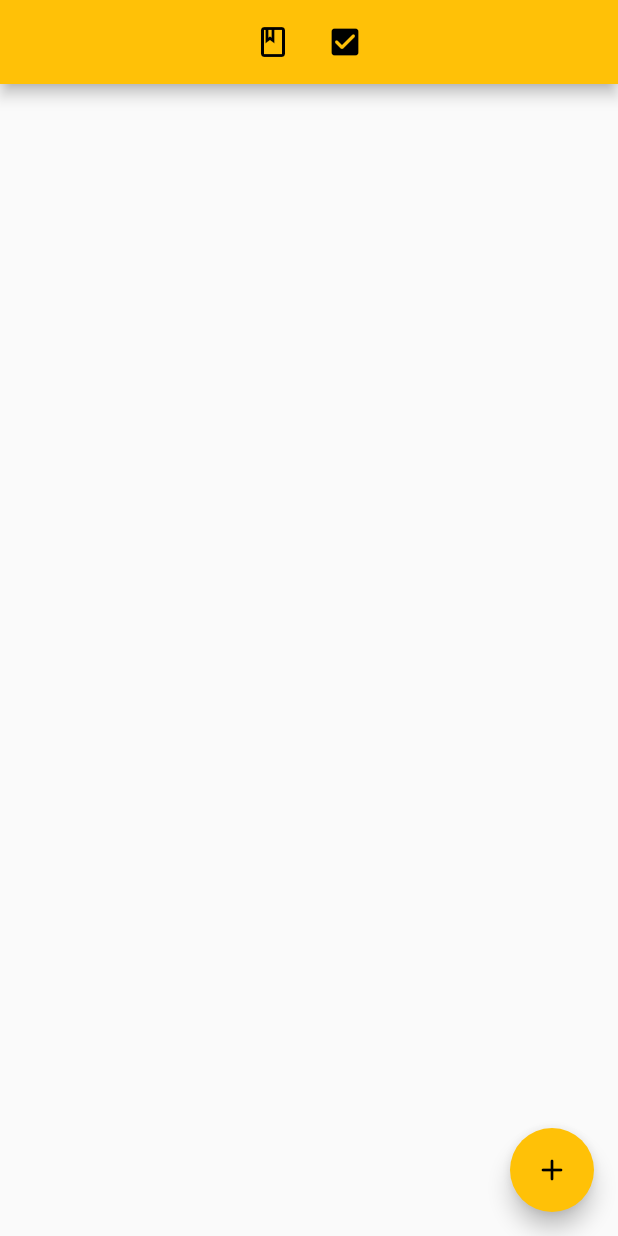
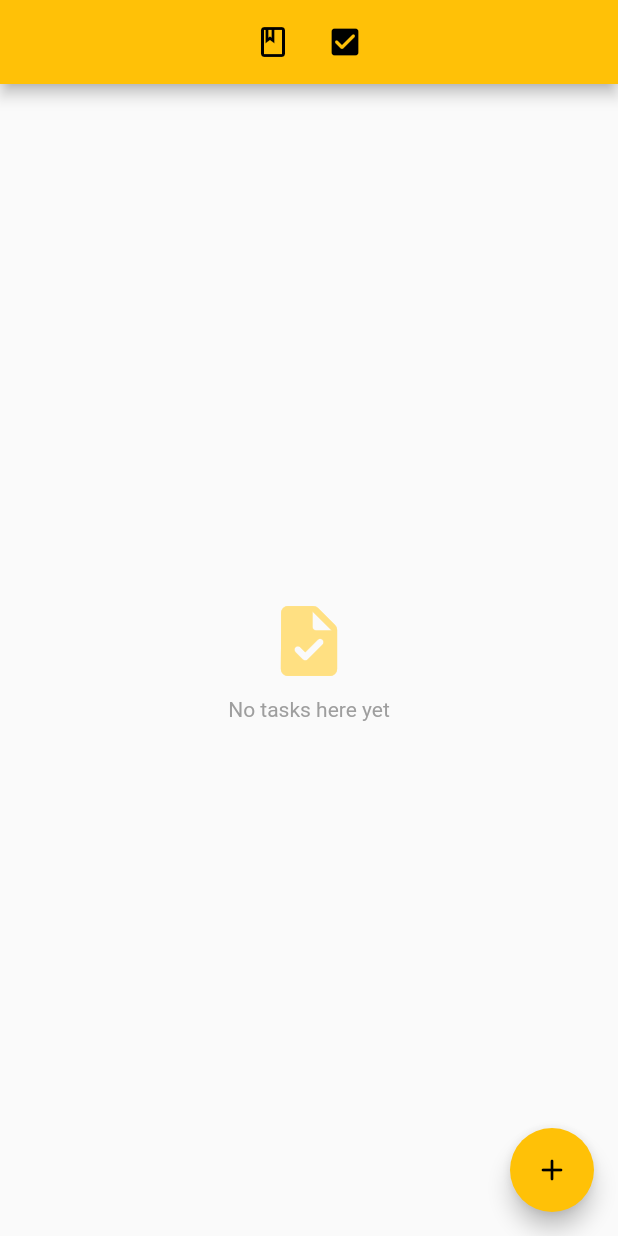
Before and after one commit to AliMaddahi99/notes_getx, a Flutter app: the screen it shows after launch, after a tap on the "check box" icon, on a phone screen of 412 x 824 dp. Run offline on Flutter 3.47's test engine with Material 2 defaults, Android fonts, the phone set to English and light mode, and no system bars; our stand-ins replace flutter_staggered_animations, get, get_storage.

Commit message:
change no_note to no_item and implement it in tasks

```diff
--- a/lib/screens/note/note_home.dart
+++ b/lib/screens/note/note_home.dart
@@ -3,7 +3,7 @@ import 'package:get/get.dart';
 import 'package:notes_getx/controllers/app_controller.dart';
 import 'package:notes_getx/controllers/note/note_controller.dart';
 import 'package:notes_getx/screens/note/add_edit_note.dart';
-import 'package:notes_getx/widgets/note/no_note.dart';
+import 'package:notes_getx/widgets/no_item.dart';
 import 'package:notes_getx/widgets/note/view_note_card.dart';
 
 class NoteHome extends StatelessWidget {
@@ -16,8 +16,7 @@ class NoteHome extends StatelessWidget {
   Widget build(BuildContext context) {
     return Obx(
       () => Scaffold(
-        body:
-            _noteController.notes.isNotEmpty ? ViewNoteCard() : const NoNote(),
+        body: _noteController.notes.isNotEmpty ? ViewNoteCard() : NoItem(),
         floatingActionButton: !_appController.isSelectMode.value
             ? FloatingActionButton(
                 onPressed: () => {
--- a/lib/screens/task/task_home.dart
+++ b/lib/screens/task/task_home.dart
@@ -3,6 +3,7 @@ import 'package:get/get.dart';
 import 'package:notes_getx/controllers/app_controller.dart';
 import 'package:notes_getx/controllers/task/task_controller.dart';
 import 'package:notes_getx/screens/task/add_edit_task.dart';
+import 'package:notes_getx/widgets/no_item.dart';
 import 'package:notes_getx/widgets/task/dismissible_card_listview.dart';
 
 class TaskHome extends StatelessWidget {
@@ -15,9 +16,11 @@ class TaskHome extends StatelessWidget {
   Widget build(BuildContext context) {
     return Obx(
       () => Scaffold(
-        body: SizedBox(
-          child: DismissibleCardListView(),
-        ),
+        body: _taskController.tasks.isNotEmpty
+            ? SizedBox(
+                child: DismissibleCardListView(),
+              )
+            : NoItem(),
         floatingActionButton: !_appController.isSelectMode.value
             ? Visibility(
                 visible: !_taskController.isAddEditTaskScreen.value,
--- /dev/null
+++ b/lib/widgets/no_item.dart
@@ -0,0 +1,40 @@
+import 'package:flutter/material.dart';
+import 'package:get/get.dart';
+import 'package:notes_getx/controllers/app_controller.dart';
+
+class NoItem extends StatelessWidget {
+  NoItem({Key? key}) : super(key: key);
+
+  final AppController _appController = Get.find();
+
+  @override
+  Widget build(BuildContext context) {
+    return Center(
+      child: Obx(
+        () => Column(
+          mainAxisSize: MainAxisSize.min,
+          children: [
+            Padding(
+              padding: const EdgeInsets.only(bottom: 10.0),
+              child: Icon(
+                _appController.pageViewId.value == 0
+                    ? Icons.note_alt_rounded
+                    : Icons.task_rounded,
+                size: 56.0,
+                color: Colors.amber.shade200,
+              ),
+            ),
+            Text(
+              _appController.pageViewId.value == 0
+                  ? "No notes here yet"
+                  : "No tasks here yet",
+              style: const TextStyle(
+                color: Colors.grey,
+              ),
+            ),
+          ],
+        ),
+      ),
+    );
+  }
+}
--- a/lib/widgets/note/no_note.dart
+++ /dev/null
@@ -1,30 +0,0 @@
-import 'package:flutter/material.dart';
-
-class NoNote extends StatelessWidget {
-  const NoNote({Key? key}) : super(key: key);
-
-  @override
-  Widget build(BuildContext context) {
-    return Center(
-      child: Column(
-        mainAxisSize: MainAxisSize.min,
-        children: [
-          Padding(
-            padding: const EdgeInsets.only(bottom: 10.0),
-            child: Icon(
-              Icons.note_alt_rounded,
-              size: 56.0,
-              color: Colors.amber.shade200,
-            ),
-          ),
-          const Text(
-            "No notes here yet",
-            style: TextStyle(
-              color: Colors.grey,
-            ),
-          ),
-        ],
-      ),
-    );
-  }
-}
```
